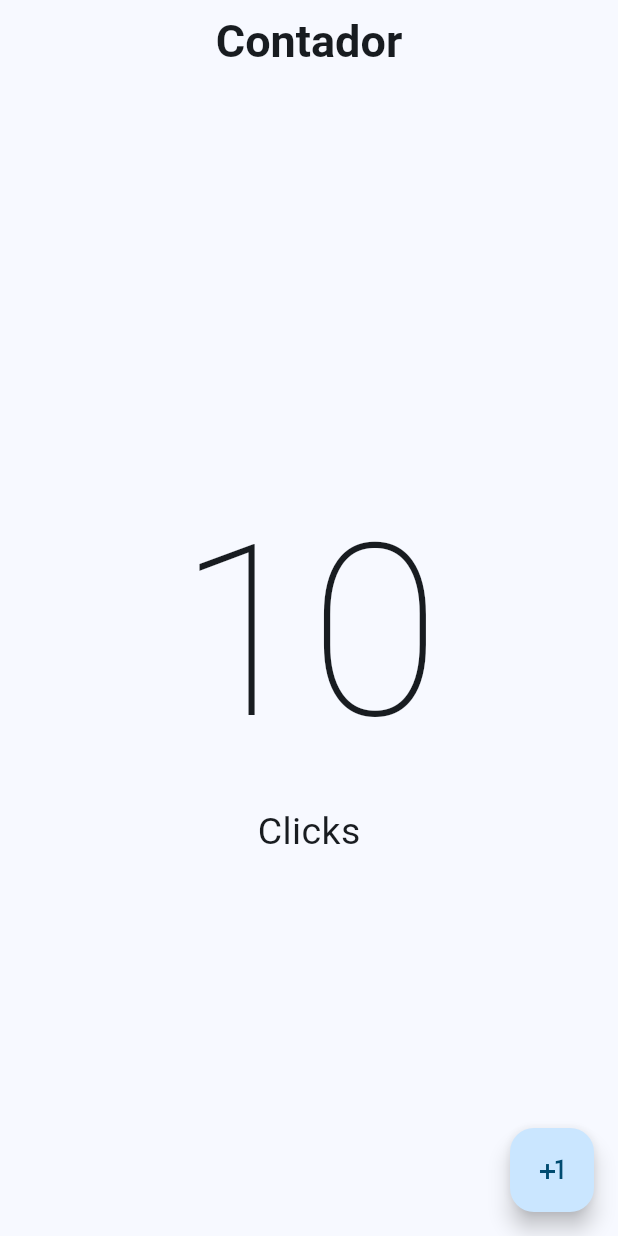
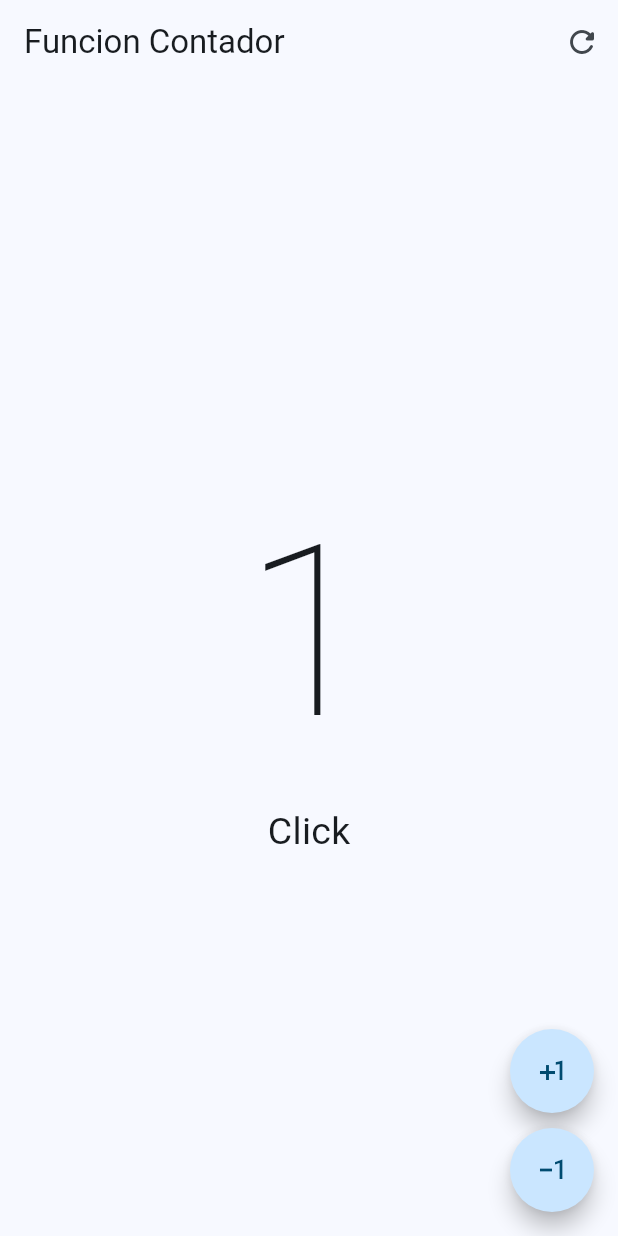
Before and after one commit to LastKing97xd/hello_world_app, a Flutter app: the screen it shows after launch, after a tap on the "plus one" icon, on a phone screen of 412 x 824 dp. Run offline on Flutter 3.47's test engine with Material 3 defaults, Android fonts, the phone set to English and light mode, and no system bars.

Commit message:
Antes de Separar Botones

```diff
--- a/lib/main.dart
+++ b/lib/main.dart
@@ -1,5 +1,6 @@
 import 'package:flutter/material.dart';
-import 'package:hello_world_app/presentation/screens/counter_screen.dart';
+import 'package:hello_world_app/presentation/screens/counter/counter_functions_screen.dart';
+//import 'package:hello_world_app/presentation/screens/counter_screen.dart';
 
 void main() {
   runApp(const MyApp());
@@ -16,7 +17,7 @@ class MyApp extends StatelessWidget {
         useMaterial3: true,
         colorSchemeSeed: Colors.lightBlue
       ),
-      home: const CounterScreen()
+      home: const CounterFunctionsScreen()
     );
   }
 }
--- /dev/null
+++ b/lib/presentation/screens/counter/counter_functions_screen.dart
@@ -0,0 +1,74 @@
+import 'package:flutter/material.dart';
+
+class CounterFunctionsScreen extends StatefulWidget {
+  const CounterFunctionsScreen({super.key});
+
+  @override
+  State<CounterFunctionsScreen> createState() => _CounterFunctionsScreenState();
+}
+
+class _CounterFunctionsScreenState extends State<CounterFunctionsScreen> {
+  int clickCounter = 0;
+
+  @override
+  Widget build(BuildContext context) {
+    return Scaffold(
+        appBar: AppBar(
+          title: const Text('Funcion Contador'),
+          actions: [
+            IconButton(
+                icon: const Icon(Icons.refresh_rounded),
+                onPressed: () {
+                  setState(() {
+                    clickCounter = 0;
+                  });
+                }),
+          ],
+        ),
+        body: Center(
+            child: Column(
+          mainAxisAlignment: MainAxisAlignment.center,
+          children: [
+            Text('$clickCounter',
+                style: const TextStyle(
+                    fontSize: 160, fontWeight: FontWeight.w100)),
+
+            Text('Click${clickCounter == 1 || clickCounter == -1 ? '' : 's'}',
+                style: const TextStyle(fontSize: 25))
+            // if (clickCounter == 1)
+            //   const Text('Click',
+            //       style: TextStyle(fontSize: 25)),
+            // if (clickCounter != 1)
+            //   const Text('Clicks',
+            //       style: TextStyle(fontSize: 25))
+          ],
+        )),
+        floatingActionButton: Column(
+          mainAxisAlignment: MainAxisAlignment.end,
+          children: [
+            FloatingActionButton(
+              shape: const StadiumBorder(),
+              onPressed: () {
+                setState(() {
+                  //clickCounter = clickCounter + 1;
+                  clickCounter++;
+                });
+              },
+              child: const Icon(Icons.plus_one),
+            ),
+            const SizedBox(height: 10),
+            FloatingActionButton(
+              shape: const StadiumBorder(),
+              onPressed: () {
+                setState(() {
+                  if (clickCounter == 0) return;
+                  //clickCounter = clickCounter - 1;
+                  clickCounter--;
+                });
+              },
+              child: const Icon(Icons.exposure_minus_1_outlined),
+            ),
+          ],
+        ));
+  }
+}
--- a/lib/presentation/screens/counter_screen.dart
+++ b/lib/presentation/screens/counter_screen.dart
@@ -1,28 +1,47 @@
 import 'package:flutter/material.dart';
 
-class CounterScreen extends StatelessWidget {
+class CounterScreen extends StatefulWidget {
   const CounterScreen({super.key});
+
+  @override
+  State<CounterScreen> createState() => _CounterScreenState();
+}
+
+class _CounterScreenState extends State<CounterScreen> {
+  int clickCounter = 0;
 
   @override
   Widget build(BuildContext context) {
     return Scaffold(
       appBar: AppBar(
-        title: const Center(child: Text('Contador', style: TextStyle(fontSize: 30, fontWeight: FontWeight.w600))),
+        title: const Center(
+            child: Text('Contador',
+                style: TextStyle(fontSize: 30, fontWeight: FontWeight.w600))),
       ),
-      body: const Center(
-        child: Column(
-          mainAxisAlignment: MainAxisAlignment.center,
-          children: [
-            Text('10', style: TextStyle(fontSize: 160, fontWeight: FontWeight.w100)),
-            Text('Clicks', style: TextStyle(fontSize: 25))
-          ],
-        )
-      ),
+      body: Center(
+          child: Column(
+        mainAxisAlignment: MainAxisAlignment.center,
+        children: [
+          Text('$clickCounter',
+              style: const TextStyle(fontSize: 160, fontWeight: FontWeight.w100)),
+          Text('Click${clickCounter == 1 ? '' : 's'}',
+              style: const TextStyle(fontSize: 25))
+          // if (clickCounter == 1)
+          //   const Text('Click',
+          //       style: TextStyle(fontSize: 25)),
+          // if (clickCounter != 1)
+          //   const Text('Clicks',
+          //       style: TextStyle(fontSize: 25))
+        ],
+      )),
       floatingActionButton: FloatingActionButton(
-        onPressed: (){
-
+        onPressed: () {
+          setState(() {
+            //clickCounter = clickCounter + 1;
+            clickCounter++;
+          });
         },
-        child: const Icon( Icons.plus_one ),
+        child: const Icon(Icons.plus_one),
       ),
     );
   }
```
